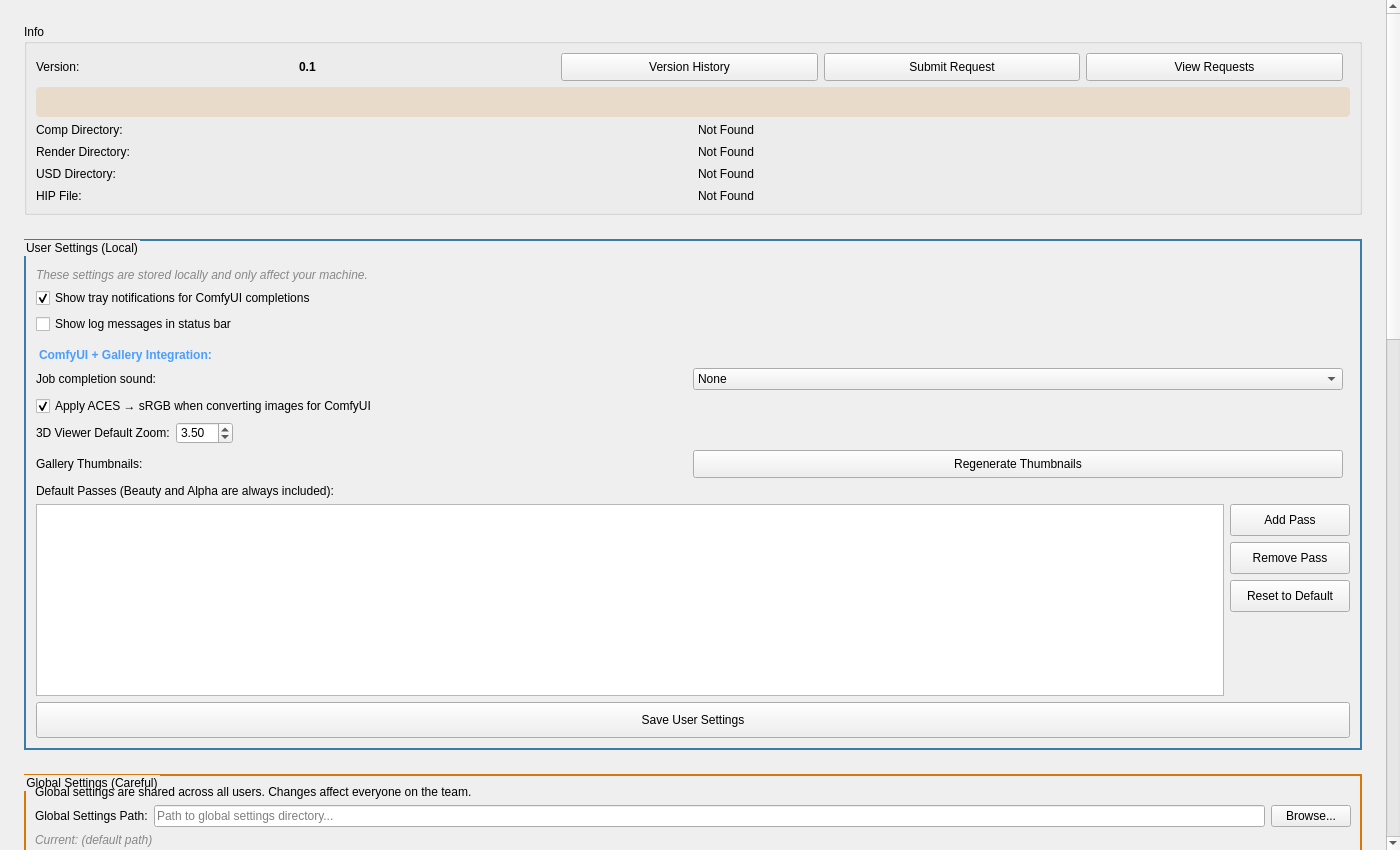
cpt-cabbage/luma_tools, file resources/ui/tabs/settings.ui: the form before one commit.
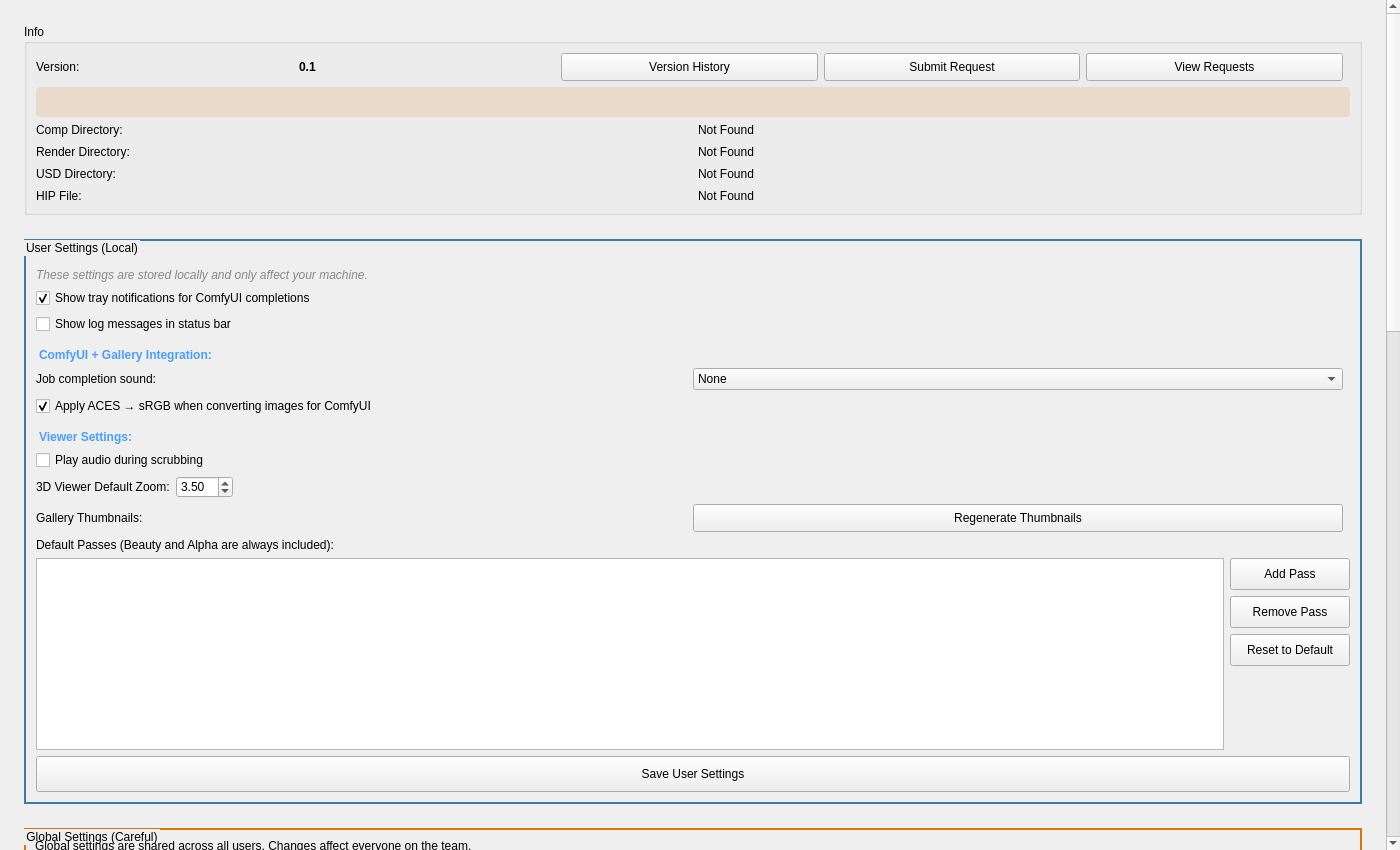
The form after the commit.

Commit message: Rename viewers to media, queue-based completion, scrubbing UX

Diff of the .ui file:
```diff
--- a/resources/ui/tabs/settings.ui
+++ b/resources/ui/tabs/settings.ui
@@ -358,6 +358,29 @@
             </property>
            </widget>
           </item>
+          <item>
+           <widget class="QLabel" name="viewerSettingsSectionLabel">
+            <property name="text">
+             <string>Viewer Settings:</string>
+            </property>
+            <property name="styleSheet">
+             <string>color: #4a9eff; font-weight: bold; margin-top: 8px;</string>
+            </property>
+           </widget>
+          </item>
+          <item>
+           <widget class="QCheckBox" name="ViewerLiveAudioScrub">
+            <property name="toolTip">
+             <string>When scrubbing the timeline slider or waveform, keep audio playing so you can hear the current position. Default is off (silent scrubbing).</string>
+            </property>
+            <property name="text">
+             <string>Play audio during scrubbing</string>
+            </property>
+            <property name="checked">
+             <bool>false</bool>
+            </property>
+           </widget>
+          </item>
           <item>
            <layout class="QHBoxLayout" name="viewer3DZoomLayout">
             <item>
```
The commit also changes 14 other files.
